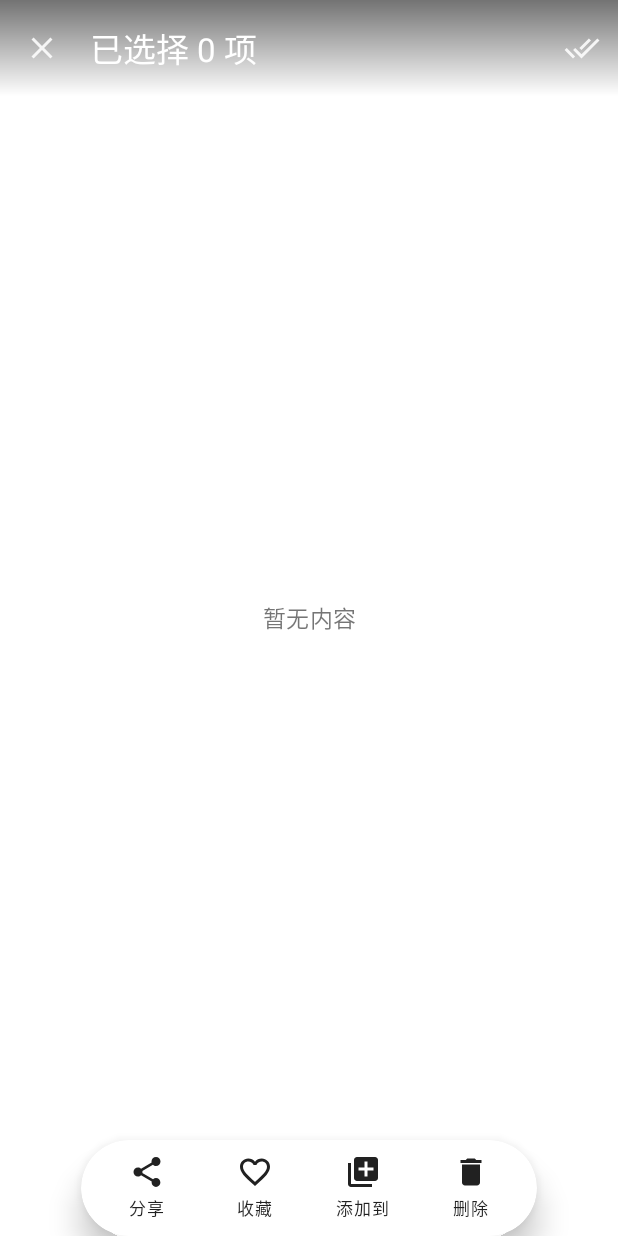
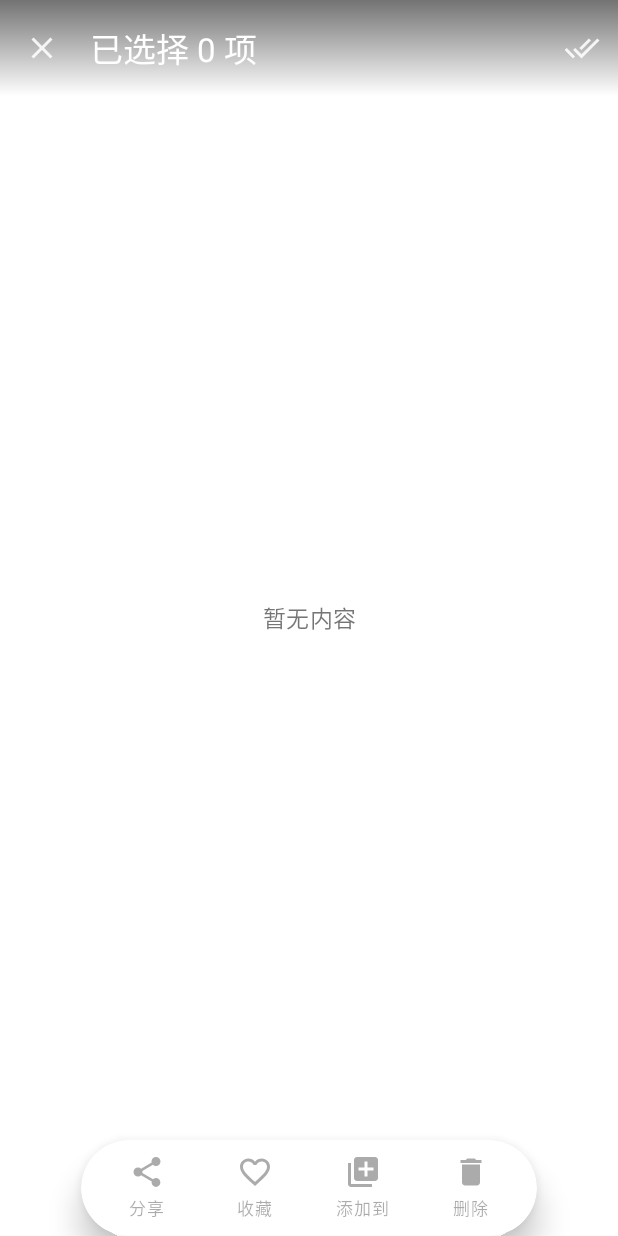
Before and after one commit to SENK001/Gallery, an Android app: the AlbumDetailActivity screen opened directly, with no data from a screen before it, after a tap on "多选", on a phone screen of 412 x 824 dp. Run offline under Robolectric (Android 15) with nearby library versions, the light colour scheme and no system bars; pictures from the network do not load.

Commit message:
feat(ui): 多选未选择任何项时禁用底部菜单
为什么（用户要求）：
多选模式下未选择任何项时，禁用菜单，点击不弹提示。

做了什么：
- SelectionActionBar 新增 setActionsEnabled(enabled)：
  · 4 个动作项 isEnabled 切换，禁用时透明度 = 动画 contentAlpha × 0.38；
  · 保持 clickable=true：禁用态仍消费触摸，避免点到下面宫格误选；
  · 合并 applyChildrenAlpha()，与展开/收起动画的透明度叠乘。
- 宿主在 onSelectionChanged 传 state.isActive && state.count > 0：
  · PhotosFragment（照片页悬浮胶囊）；
  · AlbumDetailActivity（相册详情页胶囊）；
  · RecentlyDeletedActivity：恢复/彻底删除同规则置灰禁用（setTrashActionsEnabled）。
- 0 项时点分享不再弹 selection_share_empty Toast，点删除也不会弹系统确认框。
- 文档：ui-guide §5.1/§12、verification 手测项、history。

验证：
- ./gradlew :main:assembleArm64Debug / :main:assembleArm64Release -> SUCCESS；
  单测 25/25；lint 0 error/3 warning；check-color-pairs.py 31 色成对。
- 真机（Redmi/Android16）：
  · 照片页进入多选（0 项）：uiautomator 中 4 个动作 enabled=false、截图置灰；
    点分享/删除无 Toast、无分享选择器、无系统授权框；选中 1 项后恢复 enabled=true，
    点「添加到」正常进入 AddToAlbumActivity；
  · 相册详情页：0 项 enabled=false，选中后恢复；
  · 最近删除页（临时制造副本）：恢复/彻底删除 0 项时 enabled=false，点恢复无反应；
    选中后恢复可点，彻底删除走系统确认；测试后回收站清空、入口消失；
  · 无崩溃。

Refs: #

```diff
--- a/main-ui/src/main/java/com/senk/gallery/ui/AlbumDetailActivity.kt
+++ b/main-ui/src/main/java/com/senk/gallery/ui/AlbumDetailActivity.kt
@@ -267,6 +267,8 @@ class AlbumDetailActivity : AppCompatActivity() {
             return
         }
         lastSelectionCount = state.count
+        // 未选择任何项时置灰禁用底部动作菜单（点击无响应、不弹 Toast）
+        actionBar.setActionsEnabled(state.isActive && state.count > 0)
         // 悬浮胶囊：进入多选从「圆」展开成胶囊，退出时收缩隐藏
         if (state.isActive) {
             actionBar.showAnimated()
--- a/main-ui/src/main/java/com/senk/gallery/ui/PhotosFragment.kt
+++ b/main-ui/src/main/java/com/senk/gallery/ui/PhotosFragment.kt
@@ -220,6 +220,8 @@ class PhotosFragment : Fragment(R.layout.fragment_photos) {
             return
         }
         lastSelectionCount = state.count
+        // 未选择任何项时置灰禁用底部动作菜单（点击无响应、不弹 Toast）
+        actionBar?.setActionsEnabled(state.isActive && state.count > 0)
         // 悬浮胶囊的显示/隐藏时机交给宿主（MainActivity）：进入时先让底部导航胶囊下滑隐藏，
         // 退出时先让多选菜单收起，宿主再通过下面两个方法驱动胶囊动画，保证视觉顺序。
         // 多选时底部预留动作栏高度，避免最后一行被胶囊遮挡
--- a/main-ui/src/main/java/com/senk/gallery/ui/selection/SelectionActionBar.kt
+++ b/main-ui/src/main/java/com/senk/gallery/ui/selection/SelectionActionBar.kt
@@ -20,6 +20,9 @@ import com.senk.gallery.ui.R
  *
  * 只做「按钮容器 + 点击回调 + 动画」，具体动作逻辑在 [SelectionActions] 里 ——
  * 这样照片页（Fragment）与相册详情页（Activity）可以共用同一套按钮与动作实现。
+ *
+ * 多选态但**未选择任何项**时，宿主调用 [setActionsEnabled] 把四个动作置灰禁用
+ * （38% 透明度、点击无响应、不弹 Toast）；选择至少 1 项后恢复。
  *
  * 无障碍：每个动作项的 contentDescription 用可见文字（布局里已设置），可聚焦、可点击，
  * TalkBack 逐个读出动作名称。
@@ -45,6 +48,12 @@ class SelectionActionBar @JvmOverloads constructor(
     private var shown = false
     private var bottomInsetPx = 0
 
+    /** 动作项是否可用：多选态但未选任何项时置灰禁用（点击无响应、无 Toast）。 */
+    private var actionsEnabled = true
+
+    /** 展开/收起动画驱动的内容透明度（与禁用态的 0.38 叠乘）。 */
+    private var contentAlpha = 1f
+
     init {
         orientation = HORIZONTAL
         LayoutInflater.from(context).inflate(R.layout.view_selection_action_bar, this)
@@ -65,6 +74,24 @@ class SelectionActionBar @JvmOverloads constructor(
         }
         bottomInsetPx = insetPx
         updateBottomMargin()
+    }
+
+    /**
+     * 设置动作项是否可用。
+     *
+     * 多选态下「未选择任何项」时由宿主传入 false：四个动作置灰（38% 透明度）、
+     * 禁用点击，避免用户点分享/删除却只看到 Toast 或完全无响应。
+     */
+    fun setActionsEnabled(enabled: Boolean) {
+        if (actionsEnabled == enabled) {
+            return
+        }
+        actionsEnabled = enabled
+        for (i in 0 until childCount) {
+            // 保持 clickable=true：禁用时仍消费触摸，避免点到下面的宫格误选
+            getChildAt(i).isEnabled = enabled
+        }
+        applyChildrenAlpha()
     }
 
     private fun updateBottomMargin() {
@@ -155,6 +182,13 @@ class SelectionActionBar @JvmOverloads constructor(
     }
 
     private fun setChildrenAlpha(alpha: Float) {
+        contentAlpha = alpha.coerceIn(0f, 1f)
+        applyChildrenAlpha()
+    }
+
+    /** 动画透明度 × 禁用态透明度：展开/收起过程中保持「未选择时置灰」的观感。 */
+    private fun applyChildrenAlpha() {
+        val alpha = contentAlpha * (if (actionsEnabled) 1f else DISABLED_ALPHA)
         for (i in 0 until childCount) {
             getChildAt(i).alpha = alpha.coerceIn(0f, 1f)
         }
@@ -187,6 +221,9 @@ class SelectionActionBar @JvmOverloads constructor(
         /** 胶囊底部与系统导航栏之间的间距。 */
         const val BOTTOM_MARGIN_DP = 16
 
+        /** 未选择任何项时动作项的透明度（Material 禁用态常用 38%）。 */
+        const val DISABLED_ALPHA = 0.38f
+
         const val EXPAND_DURATION_MS = 260L
         const val COLLAPSE_DURATION_MS = 160L
         const val CONTENT_FADE_MS = 160L
```
Also changed, not shown: main-ui/src/main/java/com/senk/gallery/ui/RecentlyDeletedActivity.kt (+21 -2 lines), 3 other files.
